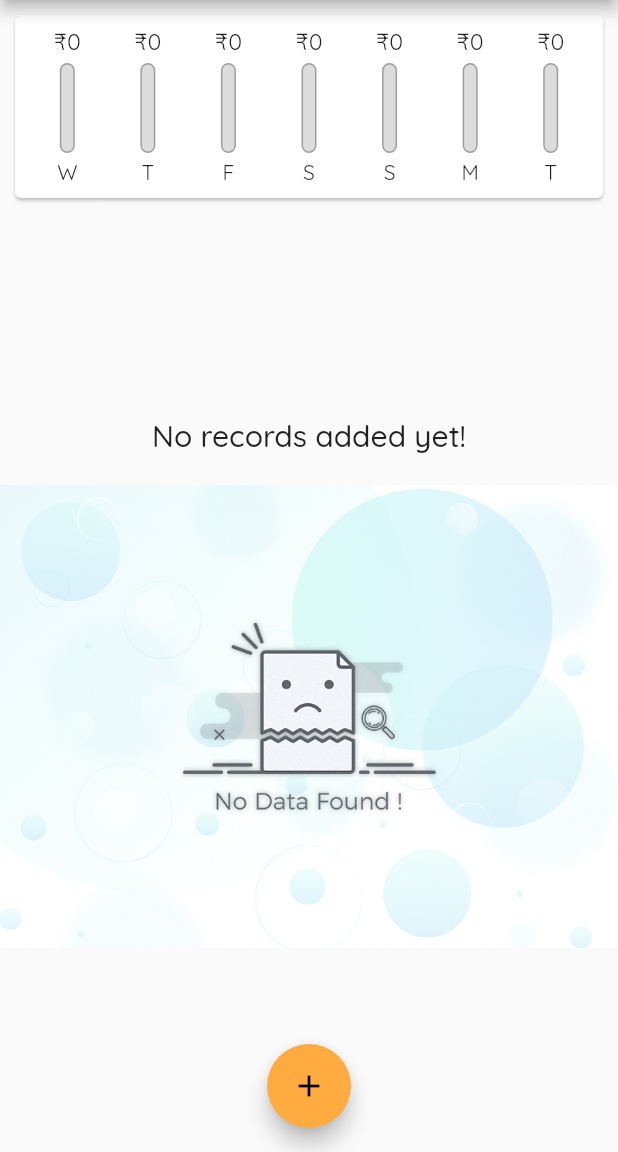
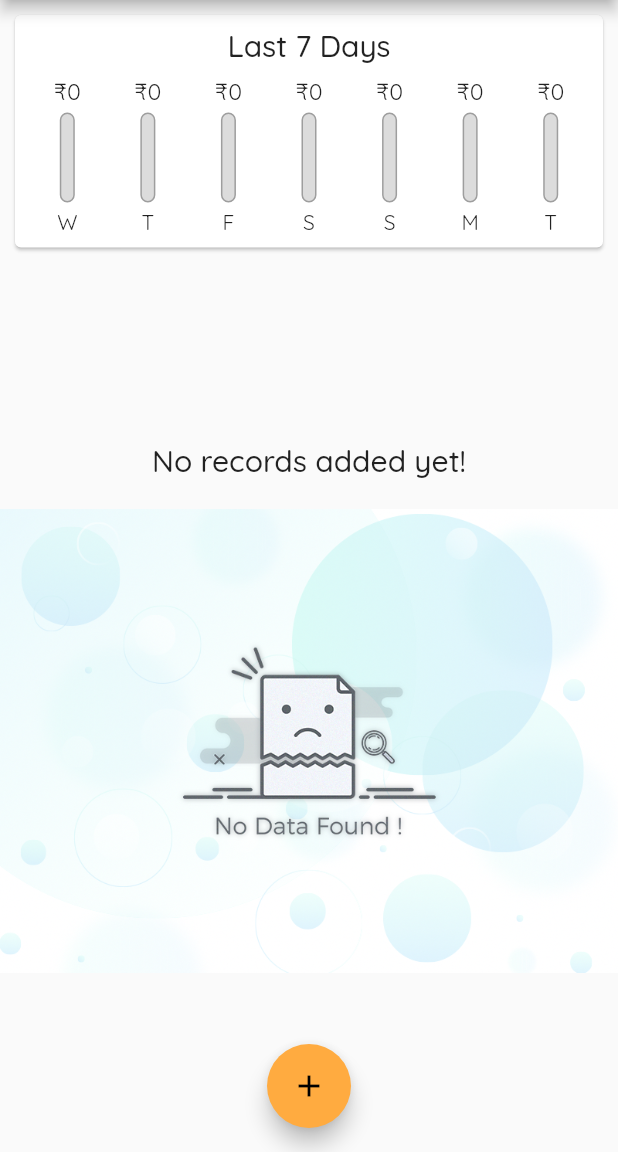
Before and after one commit to 2u6z3r0/flutter_expense_tracker, a Flutter app: the screen it shows after launch, on a phone screen of 412 x 824 dp, the part 84-1236 px from its top. Run offline on Flutter 3.47's test engine with Material 2 defaults, Android fonts, the phone set to English and light mode, and no system bars; our stand-ins replace google_fonts.

Commit message:
final touch ups

```diff
--- a/lib/widgets/chart.dart
+++ b/lib/widgets/chart.dart
@@ -39,7 +39,16 @@ class Chart extends StatelessWidget {
       margin: EdgeInsets.all(10),
       child: Padding(
         padding: const EdgeInsets.all(8.0),
-        child: Row(
+        child: Column(
+          children: <Widget>[
+            Text(
+              "Last 7 Days",
+              style: Theme.of(context).textTheme.title,
+            ),
+            SizedBox(
+              height: 8,
+            ),
+            Row(
               children: <Widget>[
                 ..._groupedTransactionValues.reversed.map((tx) {
                   return Expanded(
@@ -53,6 +62,8 @@ class Chart extends StatelessWidget {
                 }).toList(),
               ],
             ),
+          ],
+        ),
       ),
     );
   }
--- a/lib/widgets/chart_bar.dart
+++ b/lib/widgets/chart_bar.dart
@@ -1,3 +1,5 @@
+import 'dart:math';
+
 import 'package:flutter/material.dart';
 
 class ChartBar extends StatelessWidget {
@@ -42,6 +44,8 @@ class ChartBar extends StatelessWidget {
                 child: Container(
                   decoration: BoxDecoration(
                       color: Theme.of(context).primaryColor,
+                      // color: Colors
+                      //     .primaries[Random().nextInt(Colors.primaries.length)],
                       borderRadius: BorderRadius.circular(20)),
                 ),
               ),
```
Lines whose indentation alone changed are shown as unchanged.
